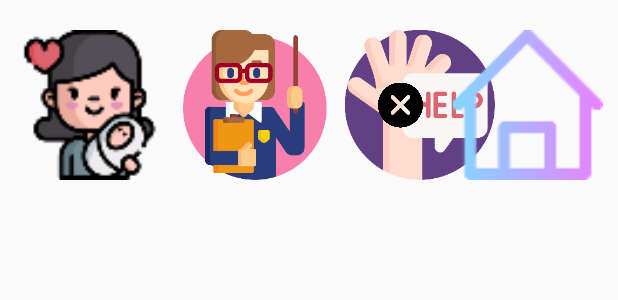
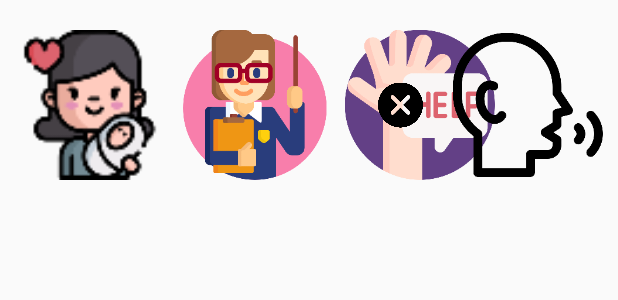
Before and after one commit to lunay0ung/AAC, an Android app built with Jetpack Compose: the layout layout_header.xml on its own in the app's theme, with its tools: preview values and no code run, on a phone screen of 412 x 824 dp. Shown: the top 300 px of the screen. Run offline under Robolectric (Android 15) with nearby library versions, the phone set to English and light mode, and no system bars.

Commit message:
home 버튼 대신 speak 버튼 추가

```diff
--- a/app/src/main/res/layout-land/layout_header.xml
+++ b/app/src/main/res/layout-land/layout_header.xml
@@ -44,10 +44,10 @@
             android:layout_height="100dp"
             android:layout_margin="10dp"
             android:background="@drawable/background_edit_text"
+            android:hint="완성된 문장"
             android:inputType="text"
             android:lines="1"
             android:maxLines="1"
-            android:hint="완성된 문장"
             android:paddingStart="10dp"
             android:paddingEnd="45dp"
             android:textSize="30sp"
@@ -63,9 +63,9 @@
             android:layout_height="100dp"
             android:layout_marginEnd="10dp"
             android:src="@drawable/cancel"
-            app:layout_constraintTop_toTopOf="@id/edit_text"
             app:layout_constraintBottom_toBottomOf="@id/edit_text"
-            app:layout_constraintEnd_toEndOf="@id/edit_text" />
+            app:layout_constraintEnd_toEndOf="@id/edit_text"
+            app:layout_constraintTop_toTopOf="@id/edit_text" />
 
         <ImageView
             android:id="@+id/home_button"
@@ -73,8 +73,17 @@
             android:layout_height="100dp"
             android:layout_margin="10dp"
             android:src="@drawable/home"
+            android:visibility="invisible"
             app:layout_constraintEnd_toEndOf="parent"
             app:layout_constraintTop_toTopOf="parent" />
 
+        <ImageView
+            android:id="@+id/speak_button"
+            android:layout_width="100dp"
+            android:layout_height="100dp"
+            android:layout_margin="10dp"
+            android:src="@drawable/speak"
+            app:layout_constraintEnd_toEndOf="parent"
+            app:layout_constraintTop_toTopOf="parent" />
     </androidx.constraintlayout.widget.ConstraintLayout>
 </layout>
--- a/app/src/main/res/layout/layout_header.xml
+++ b/app/src/main/res/layout/layout_header.xml
@@ -44,10 +44,10 @@
             android:layout_height="100dp"
             android:layout_margin="10dp"
             android:background="@drawable/background_edit_text"
+            android:hint="완성된 문장"
             android:inputType="text"
             android:lines="1"
             android:maxLines="1"
-            android:hint="완성된 문장"
             android:paddingStart="10dp"
             android:paddingEnd="45dp"
             android:textSize="30sp"
@@ -63,9 +63,9 @@
             android:layout_height="100dp"
             android:layout_marginEnd="10dp"
             android:src="@drawable/cancel"
-            app:layout_constraintTop_toTopOf="@id/edit_text"
             app:layout_constraintBottom_toBottomOf="@id/edit_text"
-            app:layout_constraintEnd_toEndOf="@id/edit_text" />
+            app:layout_constraintEnd_toEndOf="@id/edit_text"
+            app:layout_constraintTop_toTopOf="@id/edit_text" />
 
         <ImageView
             android:id="@+id/home_button"
@@ -73,8 +73,17 @@
             android:layout_height="100dp"
             android:layout_margin="10dp"
             android:src="@drawable/home"
+            android:visibility="invisible"
             app:layout_constraintEnd_toEndOf="parent"
             app:layout_constraintTop_toTopOf="parent" />
 
+        <ImageView
+            android:id="@+id/speak_button"
+            android:layout_width="100dp"
+            android:layout_height="100dp"
+            android:layout_margin="10dp"
+            android:src="@drawable/speak"
+            app:layout_constraintEnd_toEndOf="parent"
+            app:layout_constraintTop_toTopOf="parent" />
     </androidx.constraintlayout.widget.ConstraintLayout>
 </layout>
```
Also changed, not shown: app/src/main/res/drawable-xxhdpi/chat.png (added), app/src/main/res/drawable-xxhdpi/speak.png (added).
